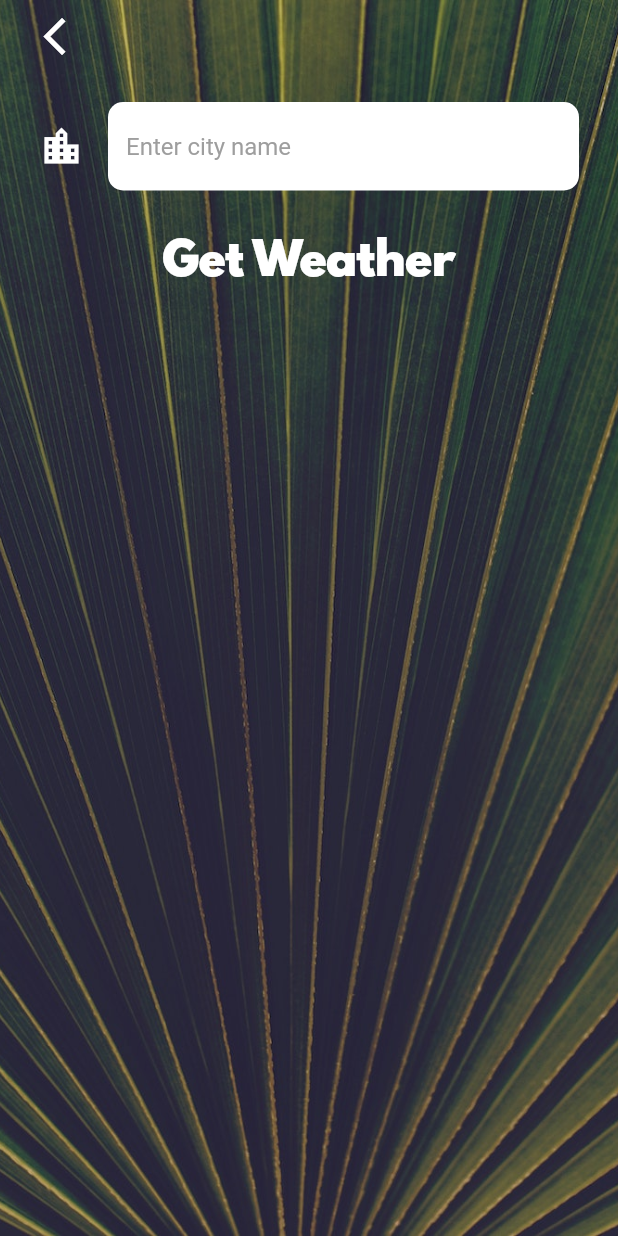
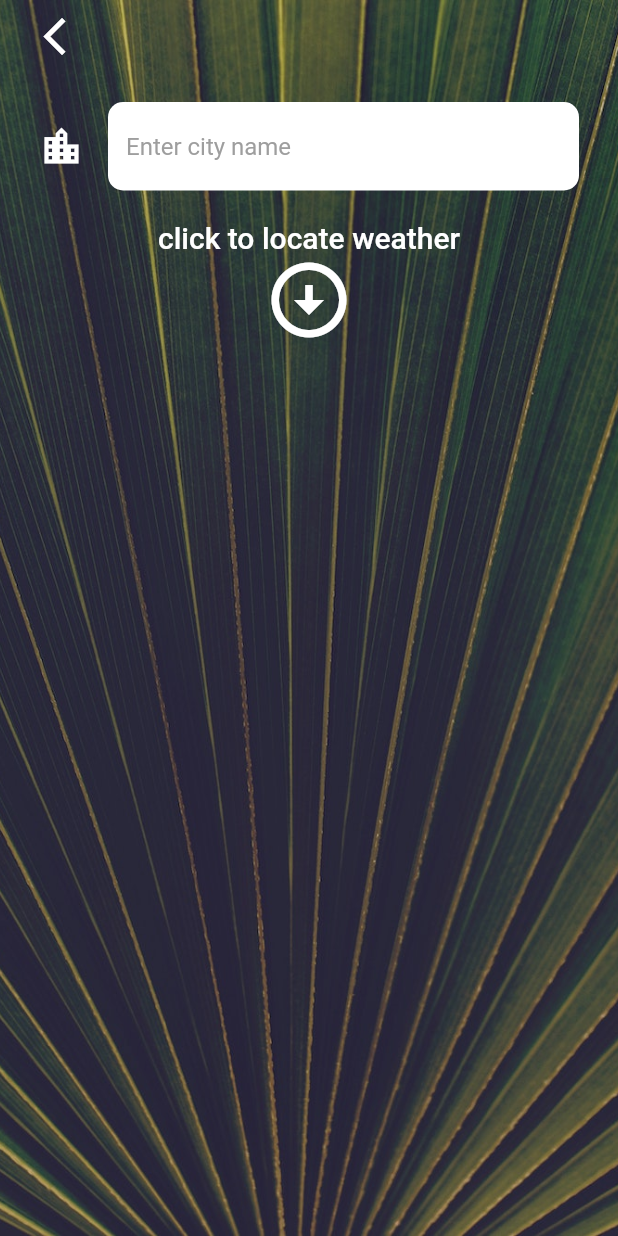
Before and after one commit to revanthRaghuPrasad/clima, a Flutter app: the CityScreen screen opened directly, on a phone screen of 412 x 824 dp. Run offline on Flutter 3.47's test engine with Material 2 defaults, Android fonts, the phone set to English and light mode, and no system bars; our stand-ins replace flutter_spinkit, geolocator; network calls fail.

```diff
--- a/lib/screens/city_screen.dart
+++ b/lib/screens/city_screen.dart
@@ -7,6 +7,8 @@ class CityScreen extends StatefulWidget {
 }
 
 class _CityScreenState extends State<CityScreen> {
+  var cityName;
+
   @override
   Widget build(BuildContext context) {
     return Scaffold(
@@ -24,7 +26,9 @@ class _CityScreenState extends State<CityScreen> {
               Align(
                 alignment: Alignment.topLeft,
                 child: FlatButton(
-                  onPressed: () {},
+                  onPressed: () {
+                    Navigator.pop(context);
+                  },
                   child: Icon(
                     Icons.arrow_back_ios,
                     size: 30.0,
@@ -36,17 +40,30 @@ class _CityScreenState extends State<CityScreen> {
                 padding: EdgeInsets.all(20.0),
                 child: TextField(
                   onChanged: (value) {
-                    print(value);
+                    setState(() {
+                      cityName = value;
+                    });
                   },
                   style: TextStyle(color: Colors.black),
                   decoration: kTextFieldInputDecoration,
                 ),
               ),
               FlatButton(
-                onPressed: () {},
-                child: Text(
-                  'Get Weather',
-                  style: kButtonTextStyle,
+                onPressed: () {
+                  Navigator.pop(context, cityName);
+                },
+                child: Column(
+                  children: [
+                    Text(
+                      'click to locate weather',
+                      style: TextStyle(fontSize: 20.0),
+                    ),
+                    Icon(
+                      Icons.arrow_circle_down_outlined,
+                      color: Colors.white,
+                      size: 60.0,
+                    ),
+                  ],
                 ),
               ),
             ],
```
Also changed, not shown: lib/screens/location_screen.dart (+19 -9 lines).
